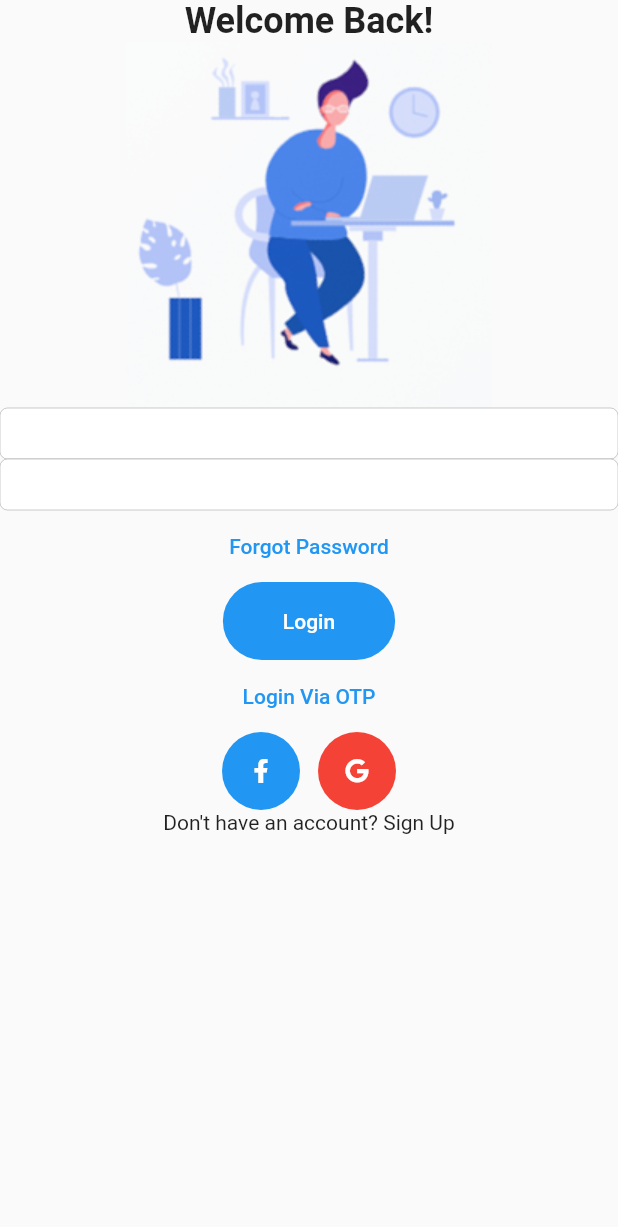
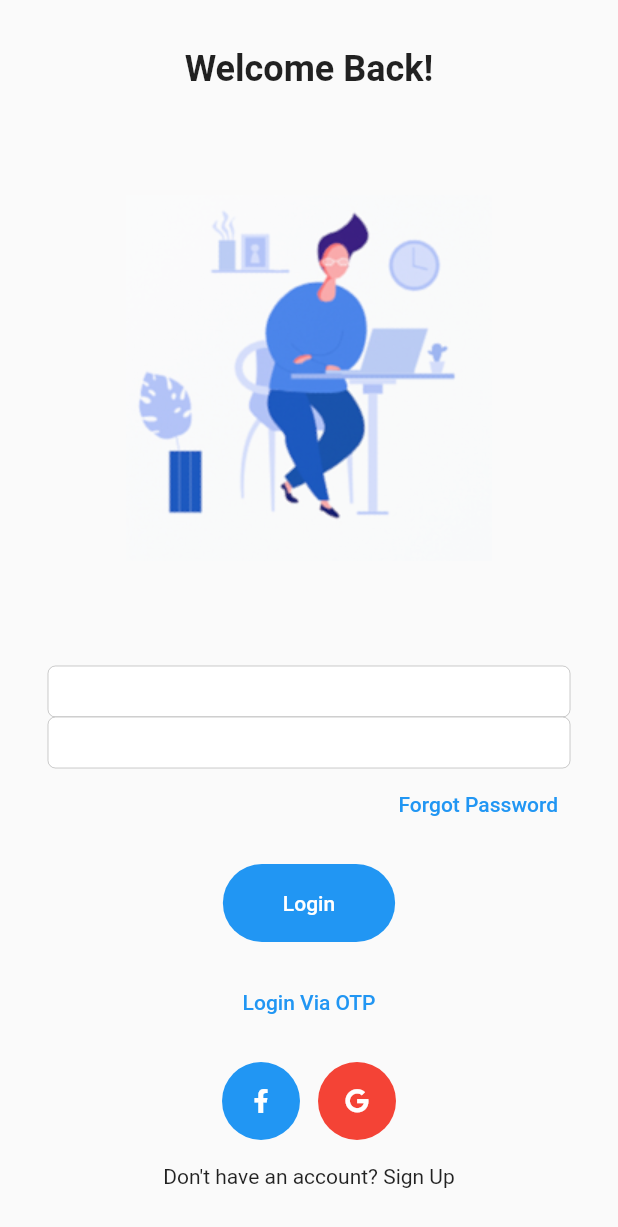
Before and after one commit to mivoligo/ui_practice_sing_up, a Flutter app: the LoginScreen screen opened directly, on a phone screen of 412 x 824 dp. Shown: the top 1227 px of the screen. Run offline on Flutter 3.47's test engine with Material 2 defaults, Android fonts, the light colour scheme and no system bars; our stand-ins replace font_awesome_flutter.

Commit message:
Improve login screen UI

```diff
--- a/lib/ui/login_screen.dart
+++ b/lib/ui/login_screen.dart
@@ -7,7 +7,9 @@ class LoginScreen extends StatelessWidget {
   @override
   Widget build(BuildContext context) {
     return Scaffold(
-      body: Column(
+      body: Padding(
+        padding: const EdgeInsets.all(32.0),
+        child: Column(
           children: [
             const Text(
               'Welcome Back!',
@@ -16,13 +18,19 @@ class LoginScreen extends StatelessWidget {
                 fontWeight: FontWeight.bold,
               ),
             ),
-          Image.asset('assets/images/login_image.png'),
+            Expanded(child: Image.asset('assets/images/login_image.png')),
             const CupertinoTextField(),
             const CupertinoTextField(),
+            Row(
+              children: [
+                const Spacer(),
                 TextButton(
                   onPressed: () {},
                   child: const Text('Forgot Password'),
                 ),
+              ],
+            ),
+            const SizedBox(height: 16.0),
             TextButton(
               onPressed: () {},
               child: const Text('Login'),
@@ -36,10 +44,12 @@ class LoginScreen extends StatelessWidget {
                 shape: const StadiumBorder(),
               ),
             ),
+            const SizedBox(height: 16.0),
             TextButton(
               onPressed: () {},
               child: const Text('Login Via OTP'),
             ),
+            const SizedBox(height: 16.0),
             Row(
               mainAxisSize: MainAxisSize.min,
               children: [
@@ -55,8 +65,10 @@ class LoginScreen extends StatelessWidget {
                 ),
               ],
             ),
+            const SizedBox(height: 16.0),
             const Text('Don\'t have an account? Sign Up'),
           ],
+        ),
       ),
     );
   }
```
Lines whose indentation alone changed are shown as unchanged.
